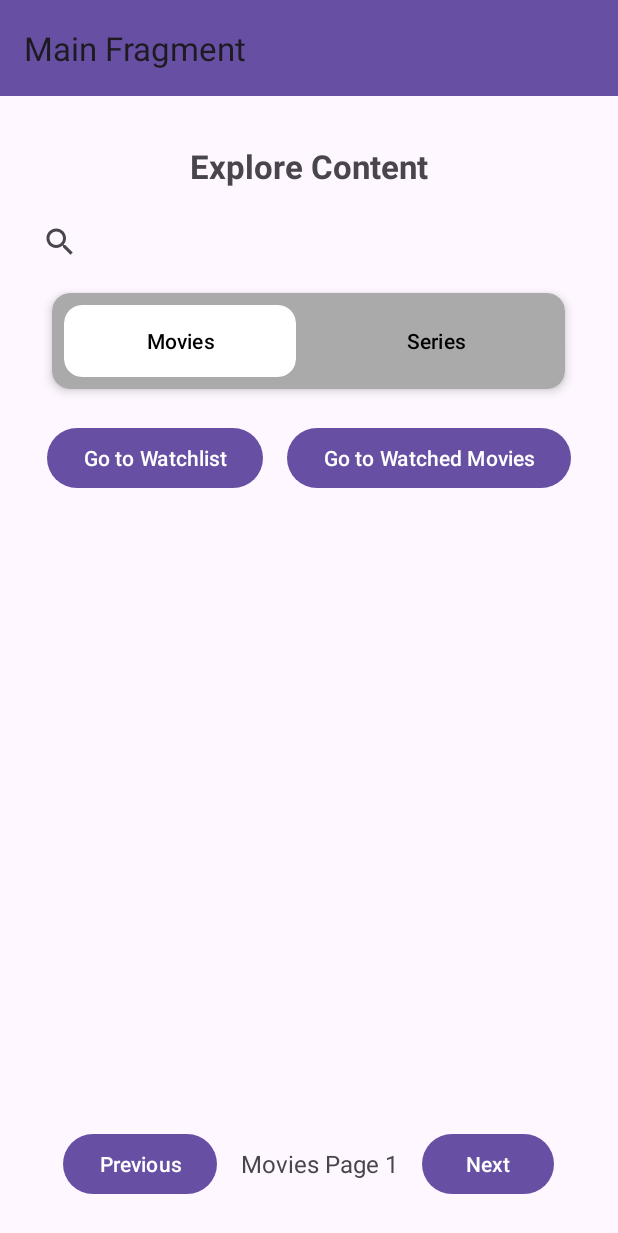
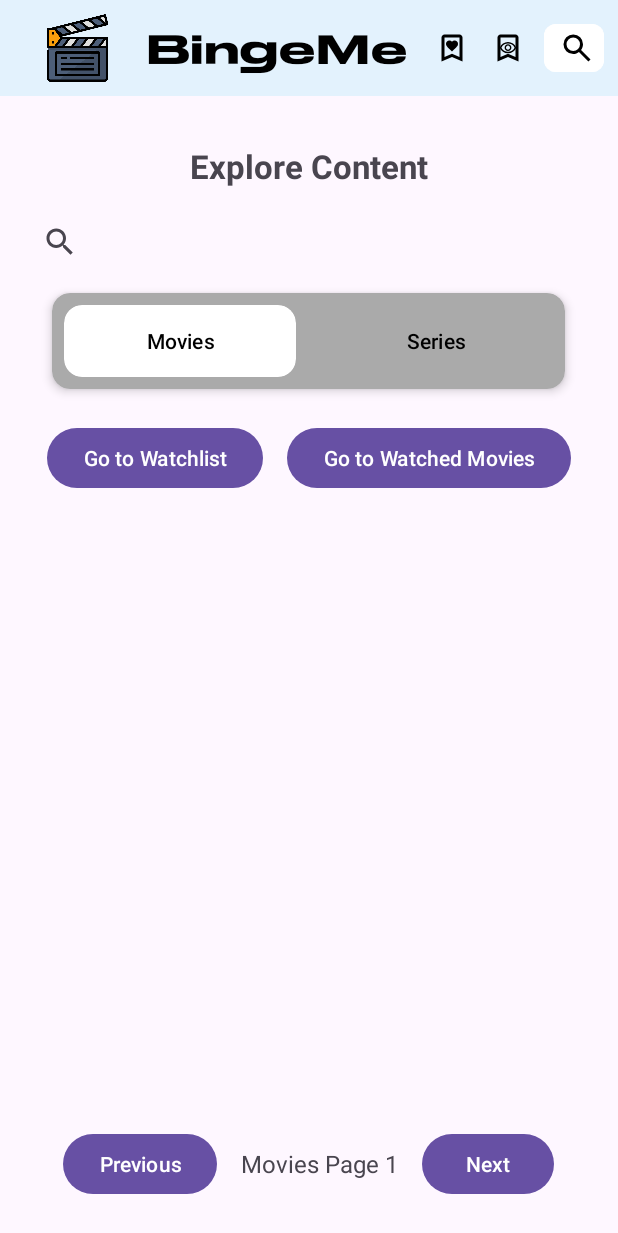
Before and after one commit to IdanVahab/BingeMe, an Android app: the screen it shows after launch (MainActivity), on a phone screen of 412 x 824 dp. Shown: the top 1233 px of the screen. Run offline under Robolectric (Android 15) with nearby library versions, the light colour scheme and no system bars; our stand-ins replace Dagger/Hilt's generated code, Room's generated code, navigation-ui, paging; pictures from the network do not load.

Commit message:
feat(ui-main): initial design of MainActivity
- Implemented basic layout structure for MainActivity
- Added primary UI components and navigation elements
- Defined color scheme and typography for consistency
- Prepared foundation for future enhancements

```diff
--- a/app/src/main/java/com/example/bingeme/data/remote/TmdbApiService.kt
+++ b/app/src/main/java/com/example/bingeme/data/remote/TmdbApiService.kt
@@ -28,7 +28,7 @@ interface TmdbApiService {
     @GET("tv/popular")
     suspend fun getPopularTVSeries(
         @Query("api_key") apiKey: String,
-        @Query("language") language: String = "en-US",
+        @Query("language") language: String,
         @Query("page") page: Int = 1
     ): Response<SeriesResponse>
 
--- /dev/null
+++ b/app/src/main/res/drawable/bookmark_heart.xml
@@ -0,0 +1,5 @@
+<vector xmlns:android="http://schemas.android.com/apk/res/android" android:autoMirrored="true" android:height="24dp" android:viewportHeight="960" android:viewportWidth="960" android:width="24dp">
+
+    <path android:fillColor="#5f6368" android:pathData="M480,572q51,-47 82.5,-77.5T611,442q17,-22 23,-38.5t6,-35.5q0,-36 -26,-62t-62,-26q-21,0 -40.5,8.5T480,312q-12,-15 -31,-23.5t-41,-8.5q-36,0 -62,26t-26,62q0,19 5.5,35t22.5,38q17,22 48,52.5t84,78.5ZM200,840v-640q0,-33 23.5,-56.5T280,120h400q33,0 56.5,23.5T760,200v640L480,720 200,840ZM280,718 L480,632 680,718v-518L280,200v518ZM280,200h400,-400Z"/>
+
+</vector>
--- /dev/null
+++ b/app/src/main/res/drawable/bookmark_whatched.xml
@@ -0,0 +1,23 @@
+<vector xmlns:android="http://schemas.android.com/apk/res/android"
+    android:width="24dp"
+    android:height="24dp"
+    android:viewportWidth="960"
+    android:viewportHeight="960">
+
+    <!-- צורת הבוקמארק -->
+    <path
+        android:fillColor="#5f6368"
+        android:pathData="M200,840v-640q0,-33 23.5,-56.5T280,120h400q33,0 56.5,23.5T760,200v640L480,720 200,840ZM280,718 L480,632 680,718v-518L280,200v518ZM280,200h400,-400Z"/>
+
+    <!-- אייקון העין בתוך הבוקמארק, מוקטן בחצי וממוקם במרכז -->
+    <group
+        android:translateX="240"
+        android:translateY="240"
+        android:scaleX="0.5"
+        android:scaleY="0.5">
+        <path
+            android:fillColor="#5f6368"
+            android:pathData="M480,640q75,0 127.5,-52.5T660,460q0,-75 -52.5,-127.5T480,280q-75,0 -127.5,52.5T300,460q0,75 52.5,127.5T480,640ZM480,568q-45,0 -76.5,-31.5T372,460q0,-45 31.5,-76.5T480,352q45,0 76.5,31.5T588,460q0,45 -31.5,76.5T480,568ZM480,760q-146,0 -266,-81.5T40,460q54,-137 174,-218.5T480,160q146,0 266,81.5T920,460q-54,137 -174,218.5T480,760ZM480,460ZM480,680q113,0 207.5,-59.5T832,460q-50,-101 -144.5,-160.5T480,240q-113,0 -207.5,59.5T128,460q50,101 144.5,160.5T480,680Z"/>
+    </group>
+
+</vector>
--- /dev/null
+++ b/app/src/main/res/drawable/search.xml
@@ -0,0 +1,5 @@
+<vector xmlns:android="http://schemas.android.com/apk/res/android" android:autoMirrored="true" android:height="24dp" android:viewportHeight="960" android:viewportWidth="960" android:width="24dp">
+
+    <path android:fillColor="#5f6368" android:pathData="M784,840 L532,588q-30,24 -69,38t-83,14q-109,0 -184.5,-75.5T120,380q0,-109 75.5,-184.5T380,120q109,0 184.5,75.5T640,380q0,44 -14,83t-38,69l252,252 -56,56ZM380,560q75,0 127.5,-52.5T560,380q0,-75 -52.5,-127.5T380,200q-75,0 -127.5,52.5T200,380q0,75 52.5,127.5T380,560Z"/>
+
+</vector>
--- a/app/src/main/res/layout/activity_main.xml
+++ b/app/src/main/res/layout/activity_main.xml
@@ -1,9 +1,10 @@
 <?xml version="1.0" encoding="utf-8"?>
-<androidx.constraintlayout.widget.ConstraintLayout
+<LinearLayout
     xmlns:android="http://schemas.android.com/apk/res/android"
     xmlns:app="http://schemas.android.com/apk/res-auto"
     android:layout_width="match_parent"
-    android:layout_height="match_parent">
+    android:layout_height="match_parent"
+    android:orientation="vertical">
 
     <!-- Toolbar -->
     <androidx.appcompat.widget.Toolbar
@@ -11,20 +12,94 @@
         android:layout_width="match_parent"
         android:layout_height="?attr/actionBarSize"
         android:background="?attr/colorPrimary"
-        android:title="BingeMe"
-        android:titleTextColor="@android:color/white"
-        app:popupTheme="@style/ThemeOverlay.AppCompat.Light"
-        app:layout_constraintTop_toTopOf="parent" />
+        android:backgroundTint="@color/background_light"
+        app:popupTheme="@style/ThemeOverlay.AppCompat.Light">
+
+        <LinearLayout
+            android:layout_width="match_parent"
+            android:layout_height="match_parent"
+            android:orientation="horizontal"
+            android:gravity="center_vertical">
+
+            <!-- לוגו האפליקציה -->
+            <ImageView
+                android:id="@+id/app_logo"
+                android:layout_width="0dp"
+                android:layout_height="match_parent"
+                android:layout_weight="0.7"
+                android:src="@drawable/app_logo"
+                android:layout_marginStart="1dp"
+                android:padding="8dp" />
+
+            <!-- שם האפליקציה -->
+            <TextView
+                android:id="@+id/app_title"
+                android:layout_width="0dp"
+                android:layout_height="match_parent"
+                android:layout_weight="2"
+                android:text="@string/app_name"
+                android:textColor="@android:color/black"
+                android:textSize="27dp"
+                android:fontFamily="@font/stretchpro"
+                android:gravity="center"/>
+
+            <!-- קבוצה של כפתורים -->
+            <LinearLayout
+                android:layout_width="wrap_content"
+                android:layout_height="match_parent"
+                android:gravity="end|center_vertical"
+                android:orientation="horizontal"
+                android:layout_marginEnd="8dp"
+                android:padding="1dp">
+
+                <!-- כפתור 1: מועדפים -->
+                <com.google.android.material.button.MaterialButton
+                    android:id="@+id/btn_favorite"
+                    android:layout_width="37dp"
+                    android:layout_height="40dp"
+                    android:layout_gravity="center"
+                    android:backgroundTint="@android:color/transparent"
+                    android:padding="4dp"
+                    android:text=""
+                    app:cornerRadius="8dp"
+                    app:icon="@drawable/bookmark_heart"
+                    app:iconSize="24dp"
+                    app:iconTint="@android:color/black" />
+
+                <!-- כפתור 2: נצפו -->
+                <com.google.android.material.button.MaterialButton
+                    android:id="@+id/btn_watched"
+                    android:layout_width="40dp"
+                    android:layout_height="40dp"
+                    android:backgroundTint="@android:color/transparent"
+                    android:padding="4dp"
+                    app:cornerRadius="8dp"
+                    app:icon="@drawable/bookmark_whatched"
+                    app:iconSize="24dp"
+                    app:iconTint="@android:color/black"
+                    android:text="" />
+
+                <!-- כפתור 3: חיפוש -->
+                <com.google.android.material.button.MaterialButton
+                    android:id="@+id/btn_search"
+                    android:layout_width="40dp"
+                    android:layout_height="40dp"
+                    android:backgroundTint="@android:color/white"
+                    android:padding="10dp"
+                    app:cornerRadius="8dp"
+                    app:icon="@drawable/search"
+                    app:iconSize="24dp"
+                    app:iconTint="@android:color/black" />
+            </LinearLayout>
+        </LinearLayout>
+    </androidx.appcompat.widget.Toolbar>
 
     <!-- NavHostFragment -->
     <fragment
         android:id="@+id/nav_host_fragment"
         android:name="androidx.navigation.fragment.NavHostFragment"
         android:layout_width="match_parent"
-        android:layout_height="0dp"
+        android:layout_height="match_parent"
         app:navGraph="@navigation/nav_graph"
-        app:defaultNavHost="true"
-        app:layout_constraintTop_toBottomOf="@id/toolbar"
-        app:layout_constraintBottom_toBottomOf="parent" />
-
-</androidx.constraintlayout.widget.ConstraintLayout>
+        app:defaultNavHost="true"/>
+</LinearLayout>
--- a/app/src/main/res/values/colors.xml
+++ b/app/src/main/res/values/colors.xml
@@ -5,4 +5,30 @@
     <color name="red">#FF0000</color>
     <color name="background">#FFFFFF</color> <!-- מצב בהיר -->
     <color name="light_gray">#D3D3D3</color>
+
+        <!-- צבעי בסיס -->
+        <color name="blue_dark">#0A2540</color> <!-- כחול כהה עמוק -->
+        <color name="blue_primary">#1976D2</color> <!-- כחול ראשי (דומה לכחול Material) -->
+        <color name="blue_light">#42A5F5</color> <!-- כחול בהיר -->
+        <color name="cyan">#00BCD4</color> <!-- טורקיז חזק -->
+        <color name="sky_blue">#87CEEB</color> <!-- כחול שמיים -->
+        <color name="light_cyan">#E0F7FA</color> <!-- תכלת בהיר מאוד -->
+
+        <!-- צבעי רקע -->
+        <color name="background_light">#E3F2FD</color> <!-- רקע תכלת בהיר למצב אור -->
+        <color name="background_dark">#0A192F</color> <!-- רקע כחול כהה למצב כהה -->
+
+        <!-- צבעים מותאמים לטקסט -->
+        <color name="text_primary">#0A2540</color> <!-- טקסט כהה לכחול -->
+        <color name="text_secondary">#42A5F5</color> <!-- טקסט משני בגוון כחול בהיר -->
+        <color name="text_white">#FFFFFF</color> <!-- טקסט לבן -->
+
+        <!-- צבעי גבולות והצללות -->
+        <color name="border_blue">#2196F3</color> <!-- מסגרת כחולה -->
+        <color name="shadow_blue">#1565C0</color> <!-- צל כהה לכחול -->
+
+        <!-- צבעי הדגשה -->
+        <color name="accent_blue">#1E88E5</color> <!-- כחול להדגשות -->
+        <color name="highlight_cyan">#80DEEA</color> <!-- תכלת עדין להבלטה -->
+
 </resources>
```
Also changed, not shown: app/src/main/res/drawable/app_logo.png (added), app/src/main/res/drawable/img_1.png (added), app/src/main/res/drawable/watched_list_icon.png (added), app/src/main/res/font/stretchpro.otf (added).
